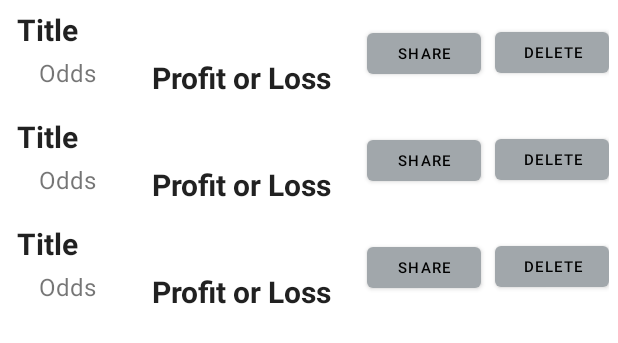
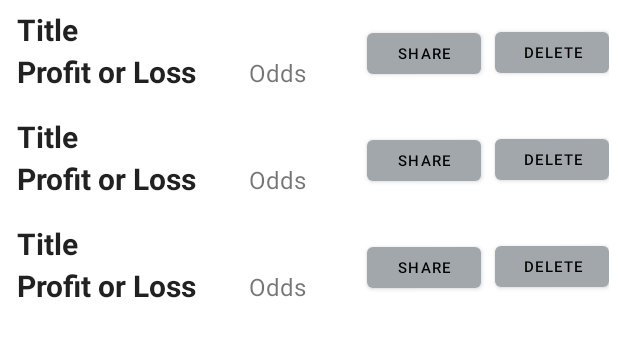
Before and after one commit to jonahmaligaya/jsm34-cs388-001-gambling-logger, an Android app: the layout wager_fragment_list.xml on its own in the app's theme, with its tools: preview values and no code run, on a phone screen of 412 x 824 dp. Shown: the top 343 px of the screen. Run offline under Robolectric (Android 15) with nearby library versions, the phone set to English and light mode, and no system bars.

Commit message:
Added theme changing buttons and changed format

```diff
--- a/GamblingLogger/app/src/main/res/layout/wager_fragment.xml
+++ b/GamblingLogger/app/src/main/res/layout/wager_fragment.xml
@@ -12,13 +12,13 @@
         android:layout_width="wrap_content"
         android:layout_height="wrap_content"
         android:layout_marginStart="5dp"
-        android:layout_marginTop="32dp"
+        android:layout_marginTop="28dp"
         android:text="Profit or Loss"
         android:textAppearance="?attr/textAppearanceListItem"
         android:textSize="20sp"
         android:textStyle="bold"
         app:layout_constraintEnd_toEndOf="parent"
-        app:layout_constraintHorizontal_bias="0.327"
+        app:layout_constraintHorizontal_bias="0.0"
         app:layout_constraintStart_toStartOf="parent"
         app:layout_constraintTop_toTopOf="parent" />
 
@@ -46,7 +46,7 @@
         android:text="Odds"
         android:textSize="16sp"
         app:layout_constraintEnd_toEndOf="parent"
-        app:layout_constraintHorizontal_bias="0.0"
+        app:layout_constraintHorizontal_bias="0.422"
         app:layout_constraintStart_toStartOf="parent"
         app:layout_constraintTop_toBottomOf="@id/wager_title" />
 
```
